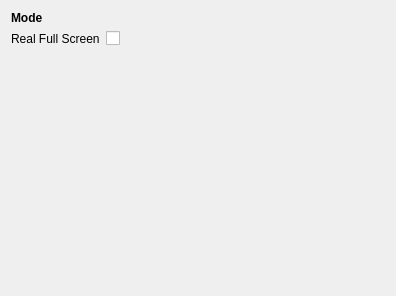
The window that applets/mediaplayer/config.ui (KDE/plasma-mediacenter) describes before a commit, drawn with Qt 5.
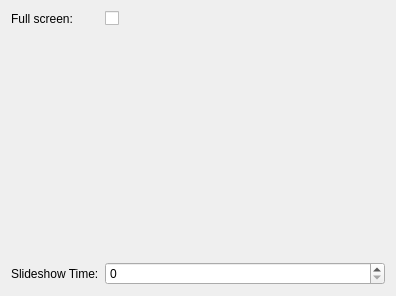
The same window after the commit.

Commit message: allow setting slideshow time

Patch:
```diff
--- a/applets/mediaplayer/config.ui
+++ b/applets/mediaplayer/config.ui
@@ -11,31 +11,8 @@
    </rect>
   </property>
   <layout class="QVBoxLayout" name="verticalLayout">
-   <item>
-    <widget class="QLabel" name="label_2">
-     <property name="font">
-      <font>
-       <weight>75</weight>
-       <bold>true</bold>
-      </font>
-     </property>
-     <property name="text">
-      <string>Mode</string>
-     </property>
-     <property name="alignment">
-      <set>Qt::AlignLeading|Qt::AlignLeft|Qt::AlignVCenter</set>
-     </property>
-    </widget>
-   </item>
    <item>
     <layout class="QFormLayout" name="formLayout">
-     <item row="0" column="0">
-      <widget class="QLabel" name="label">
-       <property name="text">
-        <string>Real Full Screen</string>
-       </property>
-      </widget>
-     </item>
      <item row="0" column="1">
       <widget class="QCheckBox" name="fullScreenCheckBox">
        <property name="text">
@@ -43,9 +20,24 @@
        </property>
       </widget>
      </item>
-    </layout>
-   </item>
-   <item>
+     <item row="0" column="0">
+      <widget class="QLabel" name="label">
+       <property name="text">
+        <string>Full screen:</string>
+       </property>
+      </widget>
+     </item>
+     <item row="2" column="0">
+      <widget class="QLabel" name="label_2">
+       <property name="text">
+        <string>Slideshow Time:</string>
+       </property>
+      </widget>
+     </item>
+     <item row="2" column="1">
+      <widget class="QSpinBox" name="slideshowSpinBox"/>
+     </item>
+     <item row="1" column="1">
     <spacer name="verticalSpacer">
      <property name="orientation">
       <enum>Qt::Vertical</enum>
@@ -53,10 +45,12 @@
      <property name="sizeHint" stdset="0">
       <size>
        <width>20</width>
-       <height>40</height>
+         <height>20</height>
       </size>
      </property>
     </spacer>
+     </item>
+    </layout>
    </item>
   </layout>
  </widget>
```
Lines whose indentation alone changed are shown as unchanged. The commit also changes 5 other files.
